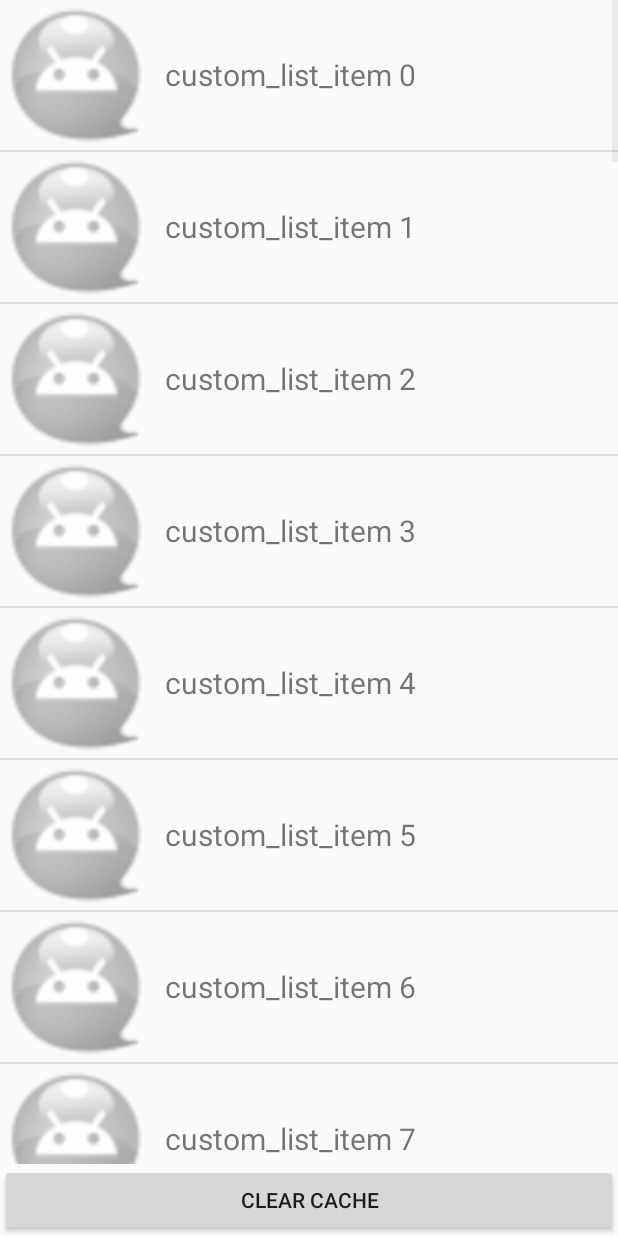
After one commit to VVATOR/RoadStatusService-android, an Android app: the ListActivity screen opened directly, with no data from a screen before it, on a phone screen of 412 x 824 dp. The commit adds this screen. Run offline under Robolectric (Android 15) with nearby library versions, the phone set to English and light mode, and no system bars.

Commit message:
add list picture

```diff
--- a/app/src/debug/res/values/google_maps_api.xml
+++ b/app/src/debug/res/values/google_maps_api.xml
@@ -20,5 +20,5 @@
     Once you have your key (it starts with "AIza"), replace the "google_maps_key"
     string in this file.
     -->
-    <string name="google_maps_key" templateMergeStrategy="preserve" translatable="false">YOUR_KEY_HERE</string>
+    <string name="google_maps_key" templateMergeStrategy="preserve" translatable="false">AIzaSyBii4tHJ2-fs5Ll8XsL6_RKXCn60KEkX84</string>
 </resources>
--- a/app/src/main/java/by/gsu/roadstatusservice_android/MapsActivity.java
+++ b/app/src/main/java/by/gsu/roadstatusservice_android/MapsActivity.java
@@ -41,6 +41,8 @@ public class MapsActivity extends FragmentActivity implements OnMapReadyCallback
         // Add a marker in Sydney and move the camera
         LatLng sydney = new LatLng(-34, 151);
         mMap.addMarker(new MarkerOptions().position(sydney).title("Marker in Sydney"));
+
+
         mMap.moveCamera(CameraUpdateFactory.newLatLng(sydney));
     }
 }
--- /dev/null
+++ b/app/src/main/java/by/gsu/roadstatusservice_android/lazylist/FileCache.java
@@ -0,0 +1,39 @@
+package by.gsu.roadstatusservice_android.lazylist;
+
+import android.content.Context;
+
+import java.io.File;
+
+public class FileCache {
+
+    private File cacheDir;
+
+    public FileCache(Context context){
+        //Find the dir to save cached images
+        if (android.os.Environment.getExternalStorageState().equals(android.os.Environment.MEDIA_MOUNTED))
+            cacheDir=new File(android.os.Environment.getExternalStorageDirectory(),"LazyList");
+        else
+            cacheDir=context.getCacheDir();
+        if(!cacheDir.exists())
+            cacheDir.mkdirs();
+    }
+
+    public File getFile(String url){
+        //I identify images by hashcode. Not a perfect solution, good for the demo.
+        String filename= String.valueOf(url.hashCode());
+        //Another possible solution (thanks to grantland)
+        //String filename = URLEncoder.encode(url);
+        File f = new File(cacheDir, filename);
+        return f;
+
+    }
+
+    public void clear(){
+        File[] files=cacheDir.listFiles();
+        if(files==null)
+            return;
+        for(File f:files)
+            f.delete();
+    }
+
+}
--- /dev/null
+++ b/app/src/main/java/by/gsu/roadstatusservice_android/lazylist/ImageLoader.java
@@ -0,0 +1,191 @@
+package by.gsu.roadstatusservice_android.lazylist;
+
+import android.content.Context;
+import android.graphics.Bitmap;
+import android.graphics.BitmapFactory;
+import android.os.Handler;
+import android.widget.ImageView;
+
+import java.io.File;
+import java.io.FileInputStream;
+import java.io.FileNotFoundException;
+import java.io.FileOutputStream;
+import java.io.IOException;
+import java.io.InputStream;
+import java.io.OutputStream;
+import java.net.HttpURLConnection;
+import java.net.URL;
+import java.util.Collections;
+import java.util.Map;
+import java.util.WeakHashMap;
+import java.util.concurrent.ExecutorService;
+import java.util.concurrent.Executors;
+
+import by.gsu.roadstatusservice_android.R;
+
+public class ImageLoader {
+
+    MemoryCache memoryCache=new MemoryCache();
+    FileCache fileCache;
+    private Map<ImageView, String> imageViews= Collections.synchronizedMap(new WeakHashMap<ImageView, String>());
+    ExecutorService executorService;
+    Handler handler=new Handler();//handler to display images in UI thread
+
+    public ImageLoader(Context context){
+        fileCache=new FileCache(context);
+        executorService= Executors.newFixedThreadPool(5);
+    }
+
+    final int stub_id= R.drawable.stub;
+    public void DisplayImage(String url, ImageView imageView)
+    {
+        imageViews.put(imageView, url);
+        Bitmap bitmap=memoryCache.get(url);
+        if(bitmap!=null)
+            imageView.setImageBitmap(bitmap);
+        else
+        {
+            queuePhoto(url, imageView);
+            imageView.setImageResource(stub_id);
+        }
+    }
+
+    private void queuePhoto(String url, ImageView imageView)
+    {
+        PhotoToLoad p=new PhotoToLoad(url, imageView);
+        executorService.submit(new PhotosLoader(p));
+    }
+
+    private Bitmap getBitmap(String url)
+    {
+        File f=fileCache.getFile(url);
+
+        //from SD cache
+        Bitmap b = decodeFile(f);
+        if(b!=null)
+            return b;
+
+        //from web
+        try {
+            Bitmap bitmap=null;
+            URL imageUrl = new URL(url);
+            HttpURLConnection conn = (HttpURLConnection)imageUrl.openConnection();
+            conn.setConnectTimeout(30000);
+            conn.setReadTimeout(30000);
+            conn.setInstanceFollowRedirects(true);
+            InputStream is=conn.getInputStream();
+            OutputStream os = new FileOutputStream(f);
+            Utils.CopyStream(is, os);
+            os.close();
+            conn.disconnect();
+            bitmap = decodeFile(f);
+            return bitmap;
+        } catch (Throwable ex){
+           ex.printStackTrace();
+           if(ex instanceof OutOfMemoryError)
+               memoryCache.clear();
+           return null;
+        }
+    }
+
+    //decodes image and scales it to reduce memory consumption
+    private Bitmap decodeFile(File f){
+        try {
+            //decode image size
+            BitmapFactory.Options o = new BitmapFactory.Options();
+            o.inJustDecodeBounds = true;
+            FileInputStream stream1=new FileInputStream(f);
+            BitmapFactory.decodeStream(stream1,null,o);
+            stream1.close();
+
+            //Find the correct scale value. It should be the power of 2.
+            final int REQUIRED_SIZE=70;
+            int width_tmp=o.outWidth, height_tmp=o.outHeight;
+            int scale=1;
+            while(true){
+                if(width_tmp/2<REQUIRED_SIZE || height_tmp/2<REQUIRED_SIZE)
+                    break;
+                width_tmp/=2;
+                height_tmp/=2;
+                scale*=2;
+            }
+
+            //decode with inSampleSize
+            BitmapFactory.Options o2 = new BitmapFactory.Options();
+            o2.inSampleSize=scale;
+            FileInputStream stream2=new FileInputStream(f);
+            Bitmap bitmap= BitmapFactory.decodeStream(stream2, null, o2);
+            stream2.close();
+            return bitmap;
+        } catch (FileNotFoundException e) {
+        }
+        catch (IOException e) {
+            e.printStackTrace();
+        }
+        return null;
+    }
+
+    //Task for the queue
+    private class PhotoToLoad
+    {
+        public String url;
+        public ImageView imageView;
+        public PhotoToLoad(String u, ImageView i){
+            url=u;
+            imageView=i;
+        }
+    }
+
+    class PhotosLoader implements Runnable {
+        PhotoToLoad photoToLoad;
+        PhotosLoader(PhotoToLoad photoToLoad){
+            this.photoToLoad=photoToLoad;
+        }
+
+        @Override
+        public void run() {
+            try{
+                if(imageViewReused(photoToLoad))
+                    return;
+                Bitmap bmp=getBitmap(photoToLoad.url);
+                memoryCache.put(photoToLoad.url, bmp);
+                if(imageViewReused(photoToLoad))
+                    return;
+                BitmapDisplayer bd=new BitmapDisplayer(bmp, photoToLoad);
+                handler.post(bd);
+            }catch(Throwable th){
+                th.printStackTrace();
+            }
+        }
+    }
+
+    boolean imageViewReused(PhotoToLoad photoToLoad){
+        String tag=imageViews.get(photoToLoad.imageView);
+        if(tag==null || !tag.equals(photoToLoad.url))
+            return true;
+        return false;
+    }
+
+    //Used to display bitmap in the UI thread
+    class BitmapDisplayer implements Runnable
+    {
+        Bitmap bitmap;
+        PhotoToLoad photoToLoad;
+        public BitmapDisplayer(Bitmap b, PhotoToLoad p){bitmap=b;photoToLoad=p;}
+        public void run()
+        {
+            if(imageViewReused(photoToLoad))
+                return;
+            if(bitmap!=null)
+                photoToLoad.imageView.setImageBitmap(bitmap);
+            else
+                photoToLoad.imageView.setImageResource(stub_id);
+        }
+    }
+
+    public void clearCache() {
+        memoryCache.clear();
+        fileCache.clear();
+    }
+
+}
--- /dev/null
+++ b/app/src/main/java/by/gsu/roadstatusservice_android/lazylist/LazyAdapter.java
@@ -0,0 +1,51 @@
+package by.gsu.roadstatusservice_android.lazylist;
+
+import android.app.Activity;
+import android.content.Context;
+import android.view.LayoutInflater;
+import android.view.View;
+import android.view.ViewGroup;
+import android.widget.BaseAdapter;
+import android.widget.ImageView;
+import android.widget.TextView;
+
+import by.gsu.roadstatusservice_android.R;
+
+public class LazyAdapter extends BaseAdapter {
+
+    private Activity activity;
+    private String[] data;
+    private static LayoutInflater inflater=null;
+    public ImageLoader imageLoader;
+
+    public LazyAdapter(Activity a, String[] d) {
+        activity = a;
+        data=d;
+        inflater = (LayoutInflater)activity.getSystemService(Context.LAYOUT_INFLATER_SERVICE);
+        imageLoader=new ImageLoader(activity.getApplicationContext());
+    }
+
+    public int getCount() {
+        return data.length;
+    }
+
+    public Object getItem(int position) {
+        return position;
+    }
+
+    public long getItemId(int position) {
+        return position;
+    }
+
+    public View getView(int position, View convertView, ViewGroup parent) {
+        View vi=convertView;
+        if(convertView==null)
+            vi = inflater.inflate(R.layout.custom_list_item, null);
+
+        TextView text=(TextView)vi.findViewById(R.id.text);;
+        ImageView image=(ImageView)vi.findViewById(R.id.image);
+        text.setText("custom_list_item "+position);
+        imageLoader.DisplayImage(data[position], image);
+        return vi;
+    }
+}
--- /dev/null
+++ b/app/src/main/java/by/gsu/roadstatusservice_android/lazylist/ListActivity.java
@@ -0,0 +1,99 @@
+package by.gsu.roadstatusservice_android.lazylist;
+
+import android.app.Activity;
+import android.os.Bundle;
+import android.view.View;
+import android.view.View.OnClickListener;
+import android.widget.Button;
+import android.widget.ListView;
+
+import by.gsu.roadstatusservice_android.R;
+
+public class ListActivity extends Activity {
+
+    ListView list;
+    LazyAdapter adapter;
+
+    @Override
+    public void onCreate(Bundle savedInstanceState) {
+        super.onCreate(savedInstanceState);
+        setContentView(R.layout.custom_list);
+
+        list=(ListView)findViewById(R.id.list);
+        adapter=new LazyAdapter(this, mStrings);
+        list.setAdapter(adapter);
+
+        Button b=(Button)findViewById(R.id.button1);
+        b.setOnClickListener(listener);
+    }
+
+    @Override
+    public void onDestroy()
+    {
+        list.setAdapter(null);
+        super.onDestroy();
+    }
+
+    public OnClickListener listener=new OnClickListener(){
+        @Override
+        public void onClick(View arg0) {
+            adapter.imageLoader.clearCache();
+            adapter.notifyDataSetChanged();
+        }
+    };
+
+    private String[] mStrings={
+            "https://pbs.twimg.com/profile_images/3092003750/9b72a46e957a52740c667f4c64fa5d10_normal.jpeg",
+            "https://pbs.twimg.com/profile_images/2508170683/m8jf0po4imu8t5eemjdd_normal.png",
+            "https://pbs.twimg.com/profile_images/1701796334/TA-New-Logo_normal.jpg",
+            "https://pbs.twimg.com/profile_images/913338263/AndroidPolice_logo_normal.png",
+            "https://pbs.twimg.com/profile_images/1417650153/android-hug_normal.png",
+            "https://pbs.twimg.com/profile_images/1517737798/aam-twitter-right-final_normal.png",
+            "https://pbs.twimg.com/profile_images/3319660679/70e7025a05b674852b9f3cea0998259c_normal.jpeg",
+            "https://pbs.twimg.com/profile_images/2100693240/58534_150210305010136_148613708503129_315282_6481640_n_normal.jpg",
+            "https://pbs.twimg.com/profile_images/1306095935/androidcoo_normal.png",
+            "https://pbs.twimg.com/profile_images/2938108229/399ba333772228bfbb40134018fbe777_normal.jpeg",
+            "https://pbs.twimg.com/profile_images/487047133392949248/sVTI9rGI_normal.png",
+            "https://pbs.twimg.com/profile_images/3092003750/9b72a46e957a52740c667f4c64fa5d10_normal.jpeg",
+            "https://pbs.twimg.com/profile_images/2508170683/m8jf0po4imu8t5eemjdd_normal.png",
+            "https://pbs.twimg.com/profile_images/1701796334/TA-New-Logo_normal.jpg",
+            "https://pbs.twimg.com/profile_images/913338263/AndroidPolice_logo_normal.png",
+            "https://pbs.twimg.com/profile_images/1417650153/android-hug_normal.png",
+            "https://pbs.twimg.com/profile_images/1517737798/aam-twitter-right-final_normal.png",
+            "https://pbs.twimg.com/profile_images/3319660679/70e7025a05b674852b9f3cea0998259c_normal.jpeg",
+            "https://pbs.twimg.com/profile_images/2100693240/58534_150210305010136_148613708503129_315282_6481640_n_normal.jpg",
+            "https://pbs.twimg.com/profile_images/1306095935/androidcoo_normal.png",
+            "https://pbs.twimg.com/profile_images/2938108229/399ba333772228bfbb40134018fbe777_normal.jpeg",
+            "https://pbs.twimg.com/profile_images/487047133392949248/sVTI9rGI_normal.png","https://pbs.twimg.com/profile_images/3092003750/9b72a46e957a52740c667f4c64fa5d10_normal.jpeg",
+            "https://pbs.twimg.com/profile_images/2508170683/m8jf0po4imu8t5eemjdd_normal.png",
+            "https://pbs.twimg.com/profile_images/1701796334/TA-New-Logo_normal.jpg",
+            "https://pbs.twimg.com/profile_images/913338263/AndroidPolice_logo_normal.png",
+            "https://pbs.twimg.com/profile_images/1417650153/android-hug_normal.png",
+            "https://pbs.twimg.com/profile_images/1517737798/aam-twitter-right-final_normal.png",
+            "https://pbs.twimg.com/profile_images/3319660679/70e7025a05b674852b9f3cea0998259c_normal.jpeg",
+            "https://pbs.twimg.com/profile_images/2100693240/58534_150210305010136_148613708503129_315282_6481640_n_normal.jpg",
+            "https://pbs.twimg.com/profile_images/1306095935/androidcoo_normal.png",
+            "https://pbs.twimg.com/profile_images/2938108229/399ba333772228bfbb40134018fbe777_normal.jpeg",
+            "https://pbs.twimg.com/profile_images/487047133392949248/sVTI9rGI_normal.png","https://pbs.twimg.com/profile_images/3092003750/9b72a46e957a52740c667f4c64fa5d10_normal.jpeg",
+            "https://pbs.twimg.com/profile_images/2508170683/m8jf0po4imu8t5eemjdd_normal.png",
+            "https://pbs.twimg.com/profile_images/1701796334/TA-New-Logo_normal.jpg",
+            "https://pbs.twimg.com/profile_images/913338263/AndroidPolice_logo_normal.png",
+            "https://pbs.twimg.com/profile_images/1417650153/android-hug_normal.png",
+            "https://pbs.twimg.com/profile_images/1517737798/aam-twitter-right-final_normal.png",
+            "https://pbs.twimg.com/profile_images/3319660679/70e7025a05b674852b9f3cea0998259c_normal.jpeg",
+            "https://pbs.twimg.com/profile_images/2100693240/58534_150210305010136_148613708503129_315282_6481640_n_normal.jpg",
+            "https://pbs.twimg.com/profile_images/1306095935/androidcoo_normal.png",
+            "https://pbs.twimg.com/profile_images/2938108229/399ba333772228bfbb40134018fbe777_normal.jpeg",
+            "https://pbs.twimg.com/profile_images/487047133392949248/sVTI9rGI_normal.png","https://pbs.twimg.com/profile_images/3092003750/9b72a46e957a52740c667f4c64fa5d10_normal.jpeg",
+            "https://pbs.twimg.com/profile_images/2508170683/m8jf0po4imu8t5eemjdd_normal.png",
+            "https://pbs.twimg.com/profile_images/1701796334/TA-New-Logo_normal.jpg",
+            "https://pbs.twimg.com/profile_images/913338263/AndroidPolice_logo_normal.png",
+            "https://pbs.twimg.com/profile_images/1417650153/android-hug_normal.png",
+            "https://pbs.twimg.com/profile_images/1517737798/aam-twitter-right-final_normal.png",
+            "https://pbs.twimg.com/profile_images/3319660679/70e7025a05b674852b9f3cea0998259c_normal.jpeg",
+            "https://pbs.twimg.com/profile_images/2100693240/58534_150210305010136_148613708503129_315282_6481640_n_normal.jpg",
+            "https://pbs.twimg.com/profile_images/1306095935/androidcoo_normal.png",
+            "https://pbs.twimg.com/profile_images/2938108229/399ba333772228bfbb40134018fbe777_normal.jpeg",
+            "https://pbs.twimg.com/profile_images/487047133392949248/sVTI9rGI_normal.png"
+    };
+}
--- /dev/null
+++ b/app/src/main/java/by/gsu/roadstatusservice_android/lazylist/MemoryCache.java
@@ -0,0 +1,84 @@
+package by.gsu.roadstatusservice_android.lazylist;
+
+import android.graphics.Bitmap;
+import android.util.Log;
+
+import java.util.Collections;
+import java.util.Iterator;
+import java.util.LinkedHashMap;
+import java.util.Map;
+import java.util.Map.Entry;
+
+public class MemoryCache {
+
+    private static final String TAG = "MemoryCache";
+    private Map<String, Bitmap> cache= Collections.synchronizedMap(
+            new LinkedHashMap<String, Bitmap>(10,1.5f,true));//Last argument true for LRU ordering
+    private long size=0;//current allocated size
+    private long limit=1000000;//max memory in bytes
+
+    public MemoryCache(){
+        //use 25% of available heap size
+        setLimit(Runtime.getRuntime().maxMemory()/4);
+    }
+
+    public void setLimit(long new_limit){
+        limit=new_limit;
+        Log.i(TAG, "MemoryCache will use up to "+limit/1024./1024.+"MB");
+    }
+
+    public Bitmap get(String id){
+        try{
+            if(!cache.containsKey(id))
+                return null;
+            //NullPointerException sometimes happen here http://code.google.com/p/osmdroid/issues/detail?id=78
+            return cache.get(id);
+        }catch(NullPointerException ex){
+            ex.printStackTrace();
+            return null;
+        }
+    }
+
+    public void put(String id, Bitmap bitmap){
+        try{
+            if(cache.containsKey(id))
+                size-=getSizeInBytes(cache.get(id));
+            cache.put(id, bitmap);
+            size+=getSizeInBytes(bitmap);
+            checkSize();
+        }catch(Throwable th){
+            th.printStackTrace();
+        }
+    }
+
+    private void checkSize() {
+        Log.i(TAG, "cache size="+size+" length="+cache.size());
+        if(size>limit){
+            Iterator<Entry<String, Bitmap>> iter=cache.entrySet().iterator();//least recently accessed custom_list_item will be the first one iterated
+            while(iter.hasNext()){
+                Entry<String, Bitmap> entry=iter.next();
+                size-=getSizeInBytes(entry.getValue());
+                iter.remove();
+                if(size<=limit)
+                    break;
+            }
+            Log.i(TAG, "Clean cache. New size "+cache.size());
+        }
+    }
+
+    public void clear() {
+        try{
+            //NullPointerException sometimes happen here http://code.google.com/p/osmdroid/issues/detail?id=78
+            cache.clear();
+            size=0;
+        }catch(NullPointerException ex){
+            ex.printStackTrace();
+        }
+    }
+
+    long getSizeInBytes(Bitmap bitmap) {
+        if(bitmap==null)
+            return 0;
+        return bitmap.getRowBytes() * bitmap.getHeight();
+    }
+}
--- /dev/null
+++ b/app/src/main/res/layout/custom_list.xml
@@ -0,0 +1,17 @@
+<?xml version="1.0" encoding="utf-8"?>
+<LinearLayout xmlns:android="http://schemas.android.com/apk/res/android"
+    android:orientation="vertical"
+    android:layout_width="fill_parent"
+    android:layout_height="fill_parent">
+
+    <ListView
+        android:id="@+id/list"
+        android:layout_width="fill_parent"
+        android:layout_height="fill_parent"
+        android:layout_weight="1" />
+    <Button
+        android:id="@+id/button1"
+        android:layout_width="fill_parent"
+        android:layout_height="wrap_content"
+        android:text="Clear Cache"/>
+</LinearLayout>
--- /dev/null
+++ b/app/src/main/res/layout/custom_list_item.xml
@@ -0,0 +1,21 @@
+<?xml version="1.0" encoding="utf-8"?>
+<LinearLayout xmlns:android="http://schemas.android.com/apk/res/android"
+    android:layout_width="fill_parent"
+    android:layout_height="wrap_content">
+
+    <ImageView
+        android:id="@+id/image"
+        android:layout_width="100dip"
+        android:layout_height="100dip"
+        android:scaleType="centerCrop"
+        android:src="@drawable/stub" />
+
+    <TextView
+        android:id="@+id/text"
+        android:layout_width="fill_parent"
+        android:layout_height="wrap_content"
+        android:layout_gravity="left|center_vertical"
+        android:layout_marginLeft="10dip"
+        android:layout_weight="1"
+        android:textSize="20dip" />
+</LinearLayout>
--- a/app/src/main/res/menu/activity_main_drawer.xml
+++ b/app/src/main/res/menu/activity_main_drawer.xml
@@ -5,6 +5,9 @@
     tools:showIn="navigation_view">
 
     <group android:checkableBehavior="single">
+        <item
+            android:id="@+id/listCustom"
+            android:title="listCustom" />
         <item
             android:id="@+id/nav_camera"
             android:icon="@drawable/ic_menu_camera"
```
Also changed, not shown: app/src/main/AndroidManifest.xml (+12 -0 lines), app/src/main/java/by/gsu/roadstatusservice_android/MainActivity.java (+10 -2 lines), app/src/main/java/by/gsu/roadstatusservice_android/MapActivity.java (added, +29 -0 lines), app/src/main/java/by/gsu/roadstatusservice_android/lazylist/Utils.java (added, +23 -0 lines), app/src/main/res/layout/activity_map.xml (added, +33 -0 lines), app/src/main/res/layout/content_map.xml (added, +11 -0 lines), app/src/main/res/drawable/icon.png (added), app/src/main/res/drawable/stub.png (added).
